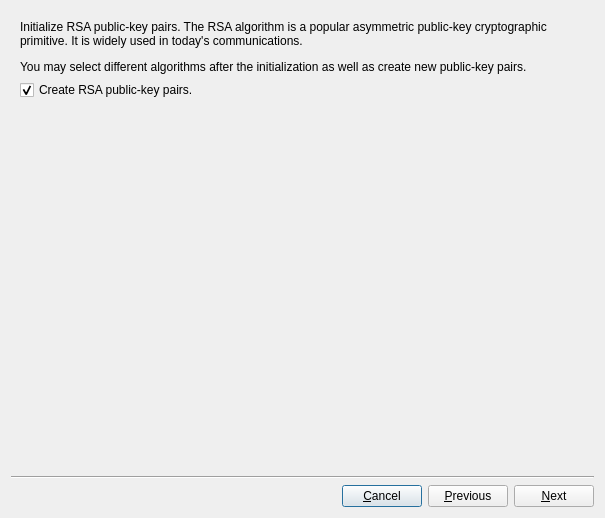
textbrowser/spot-on, file branches/trunk/UI/spot-on-wizard.ui: the form before one commit.
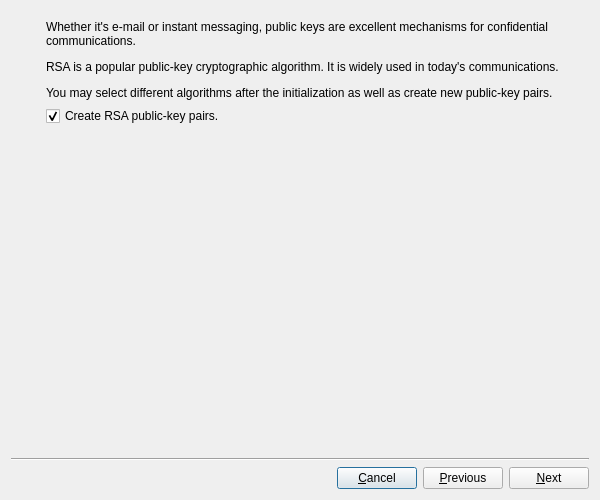
The form after the commit. The open tabs and pages were chosen to show the change. Icons and pictures are not drawn.

What changed in the file:
```diff
--- a/branches/trunk/UI/spot-on-wizard.ui
+++ b/branches/trunk/UI/spot-on-wizard.ui
@@ -6,8 +6,8 @@
    <rect>
     <x>0</x>
     <y>0</y>
-    <width>605</width>
-    <height>518</height>
+    <width>600</width>
+    <height>500</height>
    </rect>
   </property>
   <property name="windowTitle">
@@ -90,11 +90,49 @@
       <zorder>verticalLayoutWidget_2</zorder>
      </widget>
      <widget class="QWidget" name="page_2">
+      <layout class="QHBoxLayout" name="horizontalLayout_3">
+       <item>
+        <layout class="QVBoxLayout" name="verticalLayout_5">
+         <item>
+          <widget class="QLabel" name="label_4">
+           <property name="sizePolicy">
+            <sizepolicy hsizetype="Fixed" vsizetype="Fixed">
+             <horstretch>0</horstretch>
+             <verstretch>0</verstretch>
+            </sizepolicy>
+           </property>
+           <property name="text">
+            <string/>
+           </property>
+           <property name="pixmap">
+            <pixmap>../Icons/wizard/key.png</pixmap>
+           </property>
+           <property name="scaledContents">
+            <bool>true</bool>
+           </property>
+          </widget>
+         </item>
+         <item>
+          <spacer name="verticalSpacer_4">
+           <property name="orientation">
+            <enum>Qt::Vertical</enum>
+           </property>
+           <property name="sizeHint" stdset="0">
+            <size>
+             <width>20</width>
+             <height>40</height>
+            </size>
+           </property>
+          </spacer>
+         </item>
+        </layout>
+       </item>
+       <item>
       <layout class="QVBoxLayout" name="verticalLayout_4">
        <item>
         <widget class="QLabel" name="label_3">
          <property name="text">
-          <string>&lt;html&gt;&lt;head/&gt;&lt;body&gt;&lt;p&gt;Initialize RSA public-key pairs. The RSA algorithm is a popular asymmetric public-key cryptographic primitive. It is widely used in today's communications.&lt;/p&gt;&lt;p&gt;You may select different algorithms after the initialization as well as create new public-key pairs.&lt;/p&gt;&lt;/body&gt;&lt;/html&gt;</string>
+            <string>&lt;html&gt;&lt;head/&gt;&lt;body&gt;&lt;p&gt;Whether it's e-mail or instant messaging, public keys are excellent mechanisms for confidential communications.&lt;/p&gt;&lt;p&gt;RSA is a popular public-key cryptographic algorithm. It is widely used in today's communications.&lt;/p&gt;&lt;p&gt;You may select different algorithms after the initialization as well as create new public-key pairs.&lt;/p&gt;&lt;/body&gt;&lt;/html&gt;</string>
          </property>
          <property name="wordWrap">
           <bool>true</bool>
@@ -123,6 +161,8 @@
           </size>
          </property>
         </spacer>
+         </item>
+        </layout>
        </item>
       </layout>
      </widget>
```
Left out of the diff: 11 changed lines with no effect on the pictures. Lines whose indentation alone changed are shown as unchanged.
